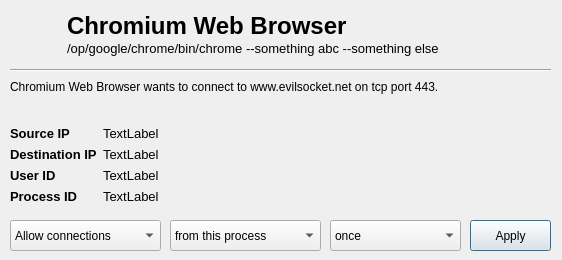
evilsocket/opensnitch, file ui/opensnitch/res/prompt.ui: the form before one commit.
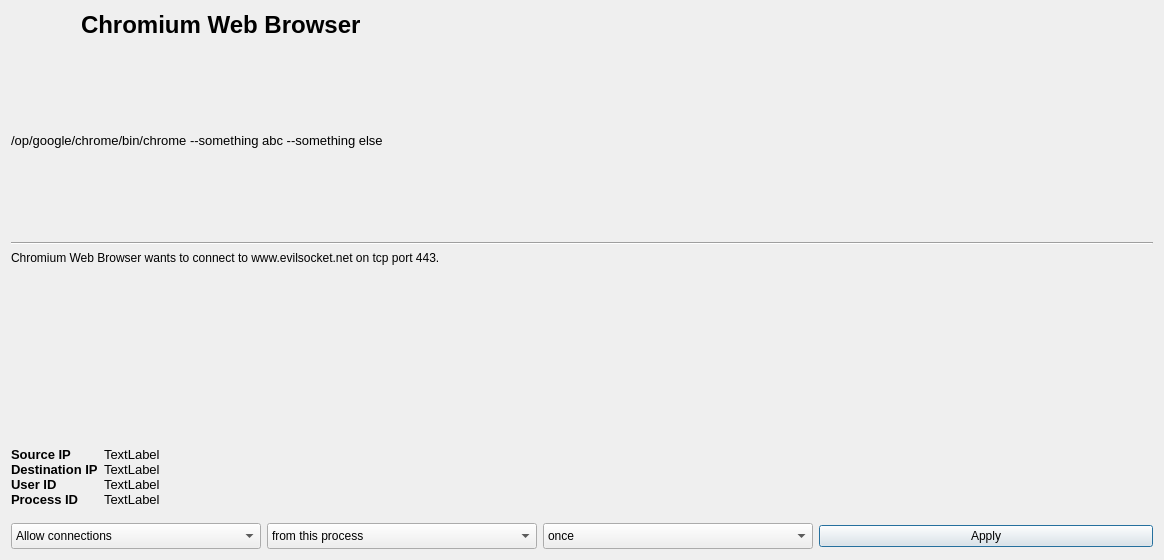
The form after the commit. Icons and pictures are not drawn.

Commit message: Updated UI to be reisable and auto adjustable

The edit to the form file:
```diff
--- a/ui/opensnitch/res/prompt.ui
+++ b/ui/opensnitch/res/prompt.ui
@@ -9,8 +9,8 @@
    <rect>
     <x>0</x>
     <y>0</y>
-    <width>562</width>
-    <height>260</height>
+    <width>1164</width>
+    <height>560</height>
    </rect>
   </property>
   <property name="sizePolicy">
@@ -33,21 +33,21 @@
   <property name="windowTitle">
    <string>opensnitch-qt</string>
   </property>
+  <property name="windowIcon">
+   <iconset>
+    <normaloff>icon.png</normaloff>icon.png</iconset>
+  </property>
   <property name="sizeGripEnabled">
    <bool>false</bool>
   </property>
   <property name="modal">
    <bool>false</bool>
   </property>
+  <layout class="QVBoxLayout" name="verticalLayout">
+   <item>
+    <layout class="QGridLayout" name="gridLayout_2">
+     <item row="0" column="1">
   <widget class="QLabel" name="appNameLabel">
-   <property name="geometry">
-    <rect>
-     <x>67</x>
-     <y>10</y>
-     <width>411</width>
-     <height>31</height>
-    </rect>
-   </property>
    <property name="font">
     <font>
      <pointsize>18</pointsize>
@@ -59,28 +59,64 @@
     <string>Chromium Web Browser</string>
    </property>
   </widget>
+     </item>
+     <item row="0" column="0">
+      <widget class="QLabel" name="iconLabel">
+       <property name="maximumSize">
+        <size>
+         <width>64</width>
+         <height>64</height>
+        </size>
+       </property>
+       <property name="text">
+        <string/>
+       </property>
+       <property name="pixmap">
+        <pixmap resource="resources.qrc">:/pics/icon.png</pixmap>
+       </property>
+       <property name="scaledContents">
+        <bool>true</bool>
+       </property>
+       <property name="alignment">
+        <set>Qt::AlignLeading|Qt::AlignLeft|Qt::AlignVCenter</set>
+       </property>
+      </widget>
+     </item>
+    </layout>
+   </item>
+   <item>
+    <widget class="QLabel" name="argsLabel">
+     <property name="sizePolicy">
+      <sizepolicy hsizetype="MinimumExpanding" vsizetype="MinimumExpanding">
+       <horstretch>0</horstretch>
+       <verstretch>0</verstretch>
+      </sizepolicy>
+     </property>
+     <property name="minimumSize">
+      <size>
+       <width>1130</width>
+       <height>94</height>
+      </size>
+     </property>
+     <property name="font">
+      <font>
+       <pointsize>10</pointsize>
+      </font>
+     </property>
+     <property name="text">
+      <string>/op/google/chrome/bin/chrome --something abc --something else</string>
+     </property>
+    </widget>
+   </item>
+   <item>
   <widget class="Line" name="line">
-   <property name="geometry">
-    <rect>
-     <x>10</x>
-     <y>60</y>
-     <width>541</width>
-     <height>20</height>
-    </rect>
-   </property>
    <property name="orientation">
     <enum>Qt::Horizontal</enum>
    </property>
   </widget>
+   </item>
+   <item>
   <widget class="QLabel" name="messageLabel">
-   <property name="geometry">
-    <rect>
-     <x>10</x>
-     <y>80</y>
-     <width>551</width>
-     <height>35</height>
-    </rect>
-   </property>
    <property name="sizePolicy">
     <sizepolicy hsizetype="MinimumExpanding" vsizetype="MinimumExpanding">
      <horstretch>0</horstretch>
@@ -97,132 +133,11 @@
     <bool>true</bool>
    </property>
   </widget>
-  <widget class="QPushButton" name="applyButton">
-   <property name="geometry">
-    <rect>
-     <x>470</x>
-     <y>220</y>
-     <width>81</width>
-     <height>31</height>
-    </rect>
-   </property>
-   <property name="text">
-    <string>Apply</string>
-   </property>
-  </widget>
-  <widget class="QComboBox" name="durationCombo">
-   <property name="geometry">
-    <rect>
-     <x>330</x>
-     <y>220</y>
-     <width>131</width>
-     <height>31</height>
-    </rect>
-   </property>
-   <property name="minimumSize">
-    <size>
-     <width>97</width>
-     <height>26</height>
-    </size>
-   </property>
-   <property name="maximumSize">
-    <size>
-     <width>204</width>
-     <height>50</height>
-    </size>
-   </property>
-   <property name="currentText">
-    <string>once</string>
-   </property>
-   <item>
-    <property name="text">
-     <string>once</string>
-    </property>
    </item>
    <item>
-    <property name="text">
-     <string>for this session</string>
-    </property>
+    <layout class="QVBoxLayout" name="verticalLayout_3"/>
    </item>
    <item>
-    <property name="text">
-     <string>forever</string>
-    </property>
-   </item>
-  </widget>
-  <widget class="QLabel" name="iconLabel">
-   <property name="geometry">
-    <rect>
-     <x>10</x>
-     <y>10</y>
-     <width>48</width>
-     <height>48</height>
-    </rect>
-   </property>
-   <property name="text">
-    <string/>
-   </property>
-   <property name="pixmap">
-    <pixmap resource="resources.qrc">:/pics/icon.png</pixmap>
-   </property>
-   <property name="scaledContents">
-    <bool>true</bool>
-   </property>
-   <property name="alignment">
-    <set>Qt::AlignLeading|Qt::AlignLeft|Qt::AlignVCenter</set>
-   </property>
-  </widget>
-  <widget class="QComboBox" name="whatCombo">
-   <property name="geometry">
-    <rect>
-     <x>170</x>
-     <y>220</y>
-     <width>151</width>
-     <height>31</height>
-    </rect>
-   </property>
-   <property name="minimumSize">
-    <size>
-     <width>97</width>
-     <height>26</height>
-    </size>
-   </property>
-   <property name="maximumSize">
-    <size>
-     <width>204</width>
-     <height>50</height>
-    </size>
-   </property>
-   <item>
-    <property name="text">
-     <string>from this process</string>
-    </property>
-   </item>
-   <item>
-    <property name="text">
-     <string>this destination port</string>
-    </property>
-   </item>
-   <item>
-    <property name="text">
-     <string>this user</string>
-    </property>
-   </item>
-   <item>
-    <property name="text">
-     <string>this destination ip</string>
-    </property>
-   </item>
-  </widget>
-  <widget class="QWidget" name="gridLayoutWidget">
-   <property name="geometry">
-    <rect>
-     <x>10</x>
-     <y>120</y>
-     <width>541</width>
-     <height>91</height>
-    </rect>
-   </property>
    <layout class="QGridLayout" name="gridLayout">
     <property name="sizeConstraint">
      <enum>QLayout::SetMinimumSize</enum>
@@ -230,24 +145,6 @@
     <property name="verticalSpacing">
      <number>0</number>
     </property>
-    <item row="2" column="2">
-     <widget class="QLabel" name="uidLabel">
-      <property name="sizePolicy">
-       <sizepolicy hsizetype="Expanding" vsizetype="Fixed">
-        <horstretch>0</horstretch>
-        <verstretch>0</verstretch>
-       </sizepolicy>
-      </property>
-      <property name="font">
-       <font>
-        <pointsize>10</pointsize>
-       </font>
-      </property>
-      <property name="text">
-       <string>TextLabel</string>
-      </property>
-     </widget>
-    </item>
     <item row="0" column="2">
      <widget class="QLabel" name="sourceIPLabel">
       <property name="sizePolicy">
@@ -266,28 +163,6 @@
       </property>
      </widget>
     </item>
-    <item row="0" column="1">
-     <widget class="QLabel" name="label">
-      <property name="sizePolicy">
-       <sizepolicy hsizetype="Fixed" vsizetype="Preferred">
-        <horstretch>0</horstretch>
-        <verstretch>0</verstretch>
-       </sizepolicy>
-      </property>
-      <property name="font">
-       <font>
-        <family>Ubuntu</family>
-        <pointsize>10</pointsize>
-        <weight>75</weight>
-        <italic>false</italic>
-        <bold>true</bold>
-       </font>
-      </property>
-      <property name="text">
-       <string>Source IP</string>
-      </property>
-     </widget>
-    </item>
     <item row="1" column="2">
      <widget class="QLabel" name="destIPLabel">
       <property name="sizePolicy">
@@ -328,24 +203,6 @@
       </property>
      </widget>
     </item>
-    <item row="3" column="2">
-     <widget class="QLabel" name="pidLabel">
-      <property name="sizePolicy">
-       <sizepolicy hsizetype="Expanding" vsizetype="Fixed">
-        <horstretch>0</horstretch>
-        <verstretch>0</verstretch>
-       </sizepolicy>
-      </property>
-      <property name="font">
-       <font>
-        <pointsize>10</pointsize>
-       </font>
-      </property>
-      <property name="text">
-       <string>TextLabel</string>
-      </property>
-     </widget>
-    </item>
     <item row="1" column="1">
      <widget class="QLabel" name="label_3">
       <property name="sizePolicy">
@@ -368,6 +225,46 @@
       </property>
      </widget>
     </item>
+     <item row="0" column="1">
+      <widget class="QLabel" name="label">
+       <property name="sizePolicy">
+        <sizepolicy hsizetype="Fixed" vsizetype="Preferred">
+         <horstretch>0</horstretch>
+         <verstretch>0</verstretch>
+        </sizepolicy>
+       </property>
+       <property name="font">
+        <font>
+         <family>Ubuntu</family>
+         <pointsize>10</pointsize>
+         <weight>75</weight>
+         <italic>false</italic>
+         <bold>true</bold>
+        </font>
+       </property>
+       <property name="text">
+        <string>Source IP</string>
+       </property>
+      </widget>
+     </item>
+     <item row="2" column="2">
+      <widget class="QLabel" name="uidLabel">
+       <property name="sizePolicy">
+        <sizepolicy hsizetype="Expanding" vsizetype="Fixed">
+         <horstretch>0</horstretch>
+         <verstretch>0</verstretch>
+        </sizepolicy>
+       </property>
+       <property name="font">
+        <font>
+         <pointsize>10</pointsize>
+        </font>
+       </property>
+       <property name="text">
+        <string>TextLabel</string>
+       </property>
+      </widget>
+     </item>
     <item row="2" column="1">
      <widget class="QLabel" name="label_6">
       <property name="sizePolicy">
@@ -390,17 +287,37 @@
       </property>
      </widget>
     </item>
-   </layout>
-  </widget>
+     <item row="3" column="2">
+      <widget class="QLabel" name="pidLabel">
+       <property name="sizePolicy">
+        <sizepolicy hsizetype="Expanding" vsizetype="Fixed">
+         <horstretch>0</horstretch>
+         <verstretch>0</verstretch>
+        </sizepolicy>
+       </property>
+       <property name="font">
+        <font>
+         <pointsize>10</pointsize>
+        </font>
+       </property>
+       <property name="text">
+        <string>TextLabel</string>
+       </property>
+      </widget>
+     </item>
+    </layout>
+   </item>
+   <item>
+    <layout class="QVBoxLayout" name="verticalLayout_2">
+     <property name="bottomMargin">
+      <number>10</number>
+     </property>
+    </layout>
+   </item>
+   <item>
+    <layout class="QHBoxLayout" name="horizontalLayout">
+     <item>
   <widget class="QComboBox" name="actionCombo">
-   <property name="geometry">
-    <rect>
-     <x>10</x>
-     <y>220</y>
-     <width>151</width>
-     <height>31</height>
-    </rect>
-   </property>
    <property name="minimumSize">
     <size>
      <width>97</width>
@@ -409,7 +326,7 @@
    </property>
    <property name="maximumSize">
     <size>
-     <width>204</width>
+         <width>250</width>
      <height>50</height>
     </size>
    </property>
@@ -424,30 +341,97 @@
     </property>
    </item>
   </widget>
-  <widget class="QLabel" name="argsLabel">
-   <property name="geometry">
-    <rect>
-     <x>67</x>
-     <y>40</y>
-     <width>481</width>
-     <height>16</height>
-    </rect>
-   </property>
-   <property name="sizePolicy">
-    <sizepolicy hsizetype="Expanding" vsizetype="MinimumExpanding">
-     <horstretch>0</horstretch>
-     <verstretch>0</verstretch>
-    </sizepolicy>
-   </property>
-   <property name="font">
-    <font>
-     <pointsize>10</pointsize>
-    </font>
-   </property>
+     </item>
+     <item>
+      <widget class="QComboBox" name="whatCombo">
+       <property name="minimumSize">
+        <size>
+         <width>97</width>
+         <height>26</height>
+        </size>
+       </property>
+       <property name="maximumSize">
+        <size>
+         <width>270</width>
+         <height>50</height>
+        </size>
+       </property>
+       <item>
+        <property name="text">
+         <string>from this process</string>
+        </property>
+       </item>
+       <item>
    <property name="text">
-    <string>/op/google/chrome/bin/chrome --something abc --something else</string>
-   </property>
-  </widget>
+         <string>this destination port</string>
+        </property>
+       </item>
+       <item>
+        <property name="text">
+         <string>this user</string>
+        </property>
+       </item>
+       <item>
+        <property name="text">
+         <string>this destination ip</string>
+        </property>
+       </item>
+      </widget>
+     </item>
+     <item>
+      <widget class="QComboBox" name="durationCombo">
+       <property name="minimumSize">
+        <size>
+         <width>97</width>
+         <height>26</height>
+        </size>
+       </property>
+       <property name="maximumSize">
+        <size>
+         <width>270</width>
+         <height>50</height>
+        </size>
+       </property>
+       <property name="currentText">
+        <string>once</string>
+       </property>
+       <item>
+        <property name="text">
+         <string>once</string>
+        </property>
+       </item>
+       <item>
+        <property name="text">
+         <string>for this session</string>
+        </property>
+       </item>
+       <item>
+        <property name="text">
+         <string>forever</string>
+        </property>
+       </item>
+      </widget>
+     </item>
+     <item>
+      <widget class="QPushButton" name="applyButton">
+       <property name="text">
+        <string>Apply</string>
+       </property>
+      </widget>
+     </item>
+    </layout>
+   </item>
+  </layout>
+  <zorder>gridLayoutWidget_2</zorder>
+  <zorder>appNameLabel</zorder>
+  <zorder>pidLabel</zorder>
+  <zorder>horizontalLayoutWidget</zorder>
+  <zorder>gridLayoutWidget</zorder>
+  <zorder>verticalLayoutWidget</zorder>
+  <zorder>verticalLayoutWidget_2</zorder>
+  <zorder>messageLabel</zorder>
+  <zorder>line</zorder>
+  <zorder>argsLabel</zorder>
  </widget>
  <resources>
   <include location="resources.qrc"/>
```
Lines whose indentation alone changed are shown as unchanged. The commit also changes 2 other files.
